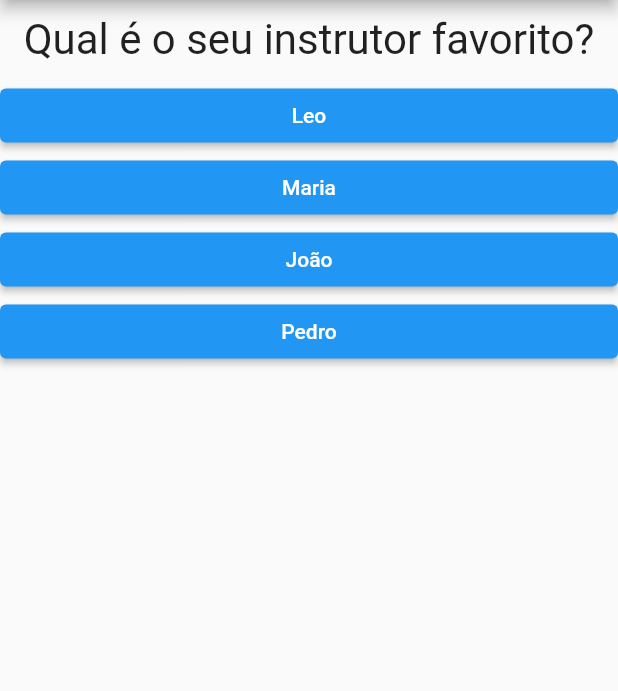
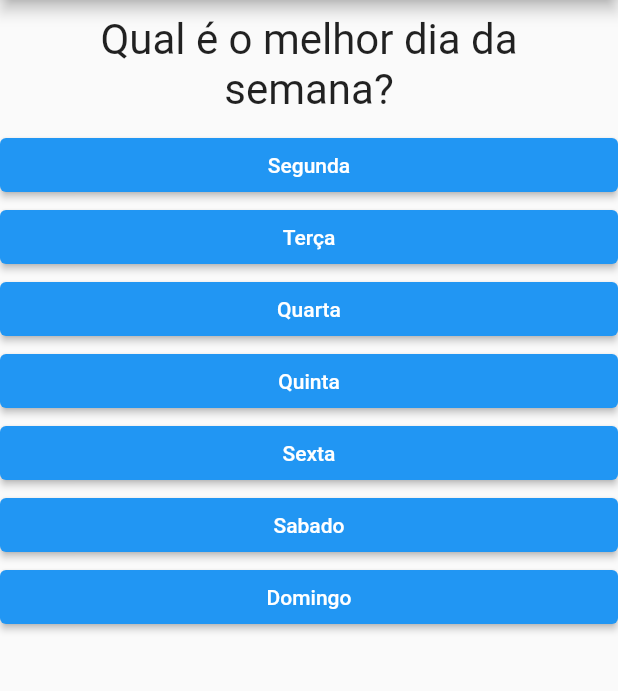
Before and after one commit to WellPch/PerguntasEmFlutter, a Flutter app: the screen it shows after launch, after a tap on "Preto", after a tap on "Cobra", on a phone screen of 412 x 824 dp, the part 84-775 px from its top. Run offline on Flutter 3.47's test engine with Material 2 defaults, Android fonts, the phone set to English and light mode, and no system bars.

Commit message:
Perguntas_Flutter2

```diff
--- a/lib/main.dart
+++ b/lib/main.dart
@@ -15,6 +15,10 @@ class _PerguntaAppState extends State<PerguntaApp> {
         {'texto': 'Vermelho', 'pontuacao': 5},
         {'texto': 'Verde', 'pontuacao': 3},
         {'texto': 'Branco', 'pontuacao': 1},
+        {'texto': 'Azul', 'pontuacao': 2},
+        {'texto': 'Roxo', 'pontuacao': 4},
+        {'texto': 'Rosa', 'pontuacao': 6},
+        {'texto': 'Prata', 'pontuacao': 7},
       ],
     },
     {
@@ -23,16 +27,22 @@ class _PerguntaAppState extends State<PerguntaApp> {
         {'texto': 'Coelho', 'pontuacao': 10},
         {'texto': 'Cobra', 'pontuacao': 5},
         {'texto': 'Elefante', 'pontuacao': 3},
-        {'texto': 'Leão', 'pontuacao': 1},
+        {'texto': 'Leão', 'pontuacao': 4},
+        {'texto': 'Cachorro', 'pontuacao': 9},
+        {'texto': 'Gato', 'pontuacao': 4},
+        {'texto': 'Urso', 'pontuacao': 6},
       ],
     },
     {
-      'texto': 'Qual é o seu instrutor favorito?',
+      'texto': 'Qual é o melhor dia da semana?',
       'respostas': [
-        {'texto': 'Leo', 'pontuacao': 10},
-        {'texto': 'Maria', 'pontuacao': 5},
-        {'texto': 'João', 'pontuacao': 3},
-        {'texto': 'Pedro', 'pontuacao': 1},
+        {'texto': 'Segunda', 'pontuacao': 10},
+        {'texto': 'Terça', 'pontuacao': 5},
+        {'texto': 'Quarta', 'pontuacao': 3},
+        {'texto': 'Quinta', 'pontuacao': 1},
+        {'texto': 'Sexta', 'pontuacao': 5},
+        {'texto': 'Sabado', 'pontuacao': 6},
+        {'texto': 'Domingo', 'pontuacao': 8},
       ],
     }
   ];
```
